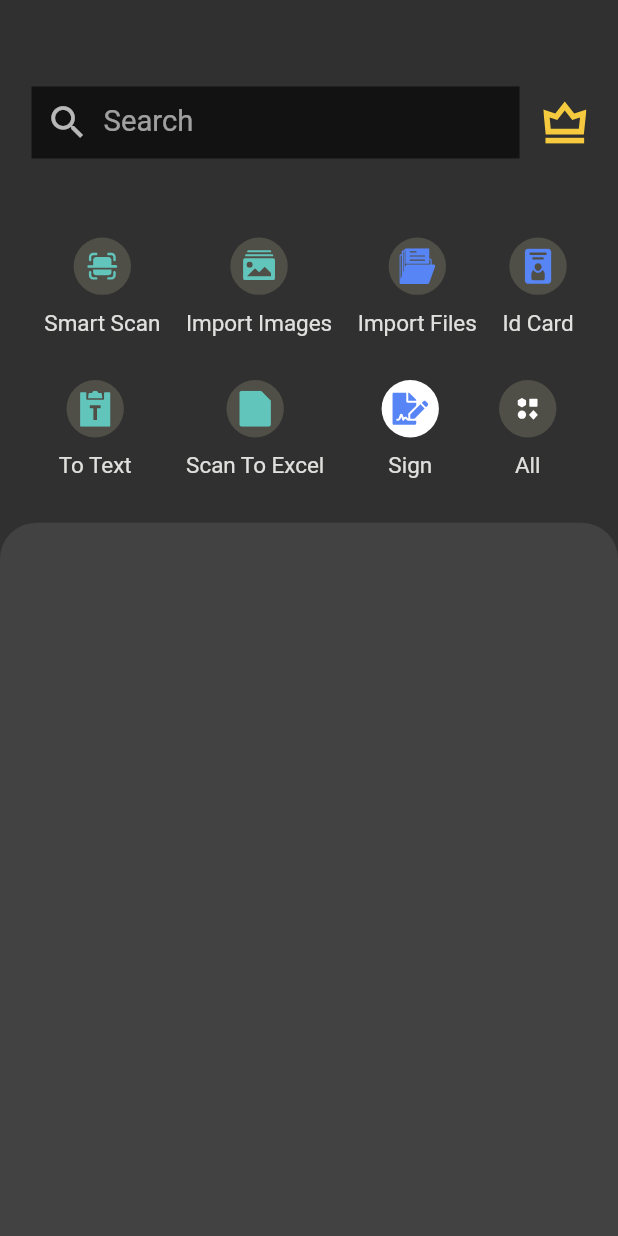
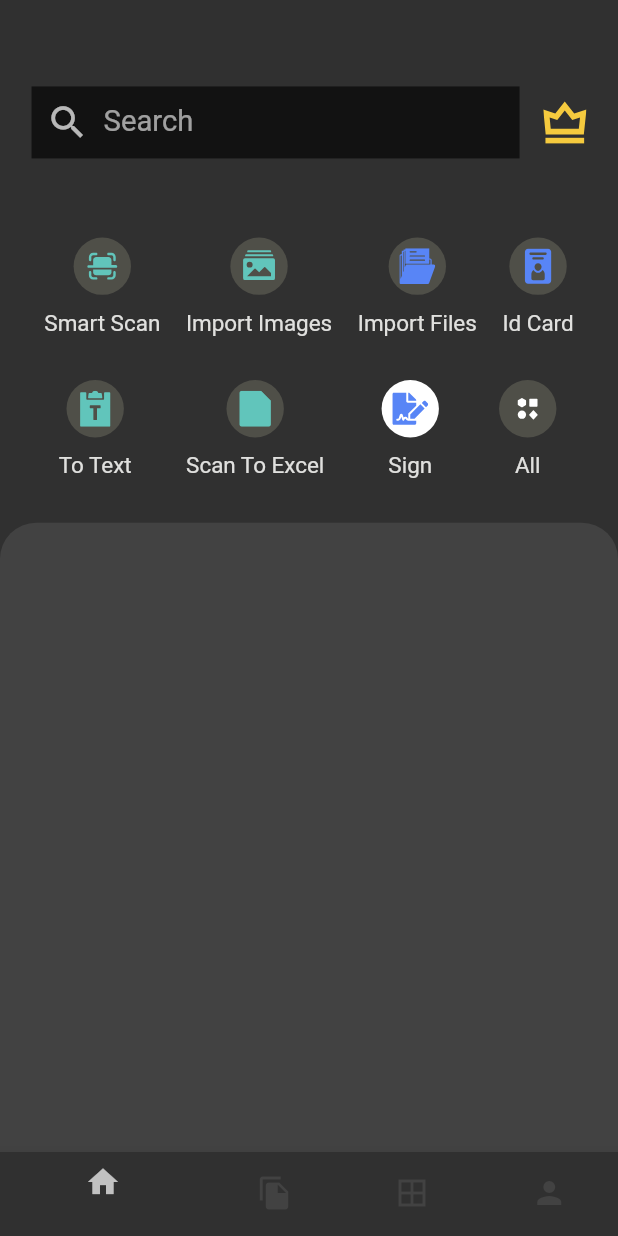
Before and after one commit to DARK-PROGRAMMER-I/cam_scanner, a Flutter app: the screen it shows after launch, on a phone screen of 412 x 824 dp. Run offline on Flutter 3.47's test engine with Material 2 defaults, Android fonts, the phone set to English and light mode, and no system bars; our stand-ins replace flutter_svg, get.

Commit message:
Navigation Bar

```diff
--- a/lib/main.dart
+++ b/lib/main.dart
@@ -1,6 +1,7 @@
-import 'package:cam_scanner/screens/home/home_screen.dart';
+import 'package:cam_scanner/screens/navigation/navigation_screen.dart';
 import 'package:flutter/material.dart';
 import 'package:get/get.dart';
+import 'package:provider/provider.dart';
 
 void main() {
   runApp(const MyApp());
@@ -11,7 +12,11 @@ class MyApp extends StatelessWidget {
 
   @override
   Widget build(BuildContext context) {
-    return GetMaterialApp(
+    return MultiProvider(
+      providers: [
+        ChangeNotifierProvider(create: (_)=> NavProvider()),
+      ],
+      child: GetMaterialApp(
         title: 'Flutter Demo',
         theme: ThemeData(
           brightness: Brightness.light,
@@ -22,7 +27,8 @@ class MyApp extends StatelessWidget {
         themeMode: ThemeMode.dark,
         debugShowCheckedModeBanner: false,
 
-      home: HomeScreen(),
+        home: NavigationScreen(),
+      ),
     );
   }
 }
--- a/lib/screens/navigation/navigation_screen.dart
+++ b/lib/screens/navigation/navigation_screen.dart
@@ -2,6 +2,7 @@ import 'package:cam_scanner/screens/files/files_screen.dart';
 import 'package:cam_scanner/screens/home/home_screen.dart';
 import 'package:cam_scanner/screens/profile/profile_screen.dart';
 import 'package:cam_scanner/screens/tools/tools_screen.dart';
+import 'package:cam_scanner/utils/colors.dart';
 import 'package:flutter/material.dart';
 import 'package:provider/provider.dart';
 
@@ -28,11 +29,28 @@ class _NavigationScreenState extends State<NavigationScreen> {
       body: _screens[navProvider.index!],
       bottomNavigationBar: BottomNavigationBar(
         items: [
-
+          BottomNavigationBarItem(
+            icon: Icon(Icons.home),
+            label: ''
+          ),
+          BottomNavigationBarItem(
+            icon: Icon(Icons.file_copy),
+            label: '',
+          ),
+          BottomNavigationBarItem(
+            icon: Icon(Icons.border_all),
+            label: '',
+          ),
+          BottomNavigationBarItem(
+            icon: Icon(Icons.person),
+            label: '',
+          ),
         ],
         onTap: (int index){
           navProvider.getIndex(index);
         },
+        fixedColor: AppColors.whiteColor,
+        backgroundColor: AppColors.whiteColor,
       ),
     );
   }
```
Lines whose indentation alone changed are shown as unchanged.
